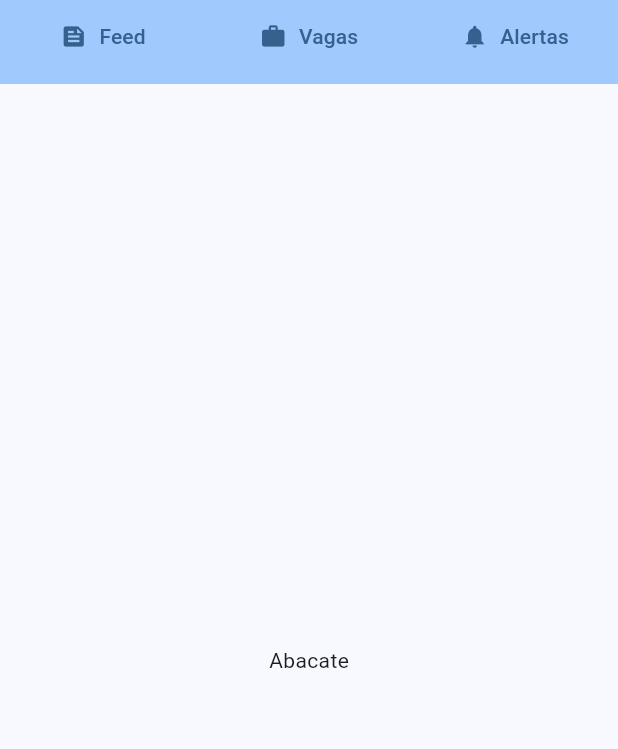
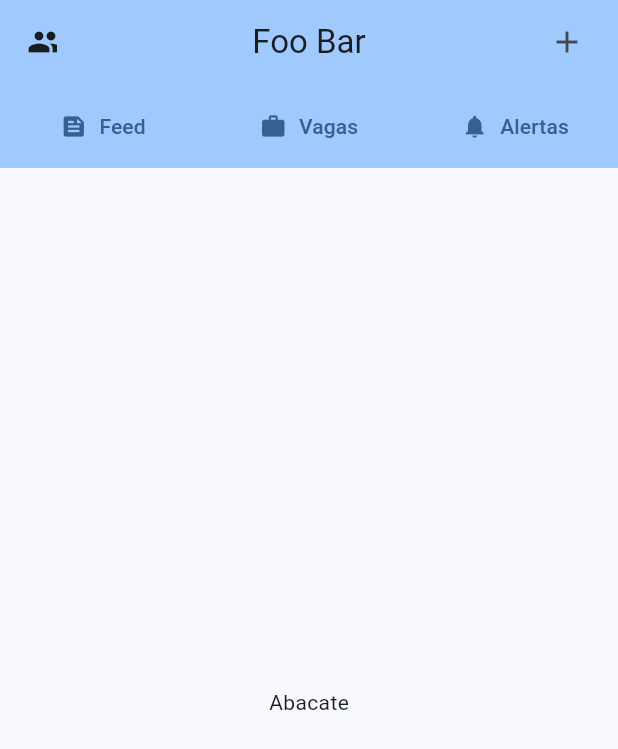
Before and after one commit to rafameou/flutter_atividade, a Flutter app: the screen it shows after launch, on a phone screen of 412 x 824 dp. Shown: the top 749 px of the screen. Run offline on Flutter 3.47's test engine with Material 3 defaults, Android fonts, the phone set to English and light mode, and no system bars.

Commit message:
Tentando arrumar padding do botão.

```diff
--- a/lib/appbar.dart
+++ b/lib/appbar.dart
@@ -4,7 +4,7 @@ class CustomAppbar extends StatefulWidget implements PreferredSizeWidget {
   const CustomAppbar({super.key});
 
   @override
-  Size get preferredSize => const Size.fromHeight(kToolbarHeight);
+  Size get preferredSize => const Size.fromHeight(kToolbarHeight * 2);
 
   @override
   State<CustomAppbar> createState() => _CustomAppbarState();
@@ -61,7 +61,8 @@ class _CustomAppbarState extends State<CustomAppbar> {
         label: Text(label),
         icon: Icon(icon),
         style: TextButton.styleFrom(
-          padding: EdgeInsets.symmetric(horizontal: 0, vertical: 0),
+          padding: EdgeInsets.zero,
+          minimumSize: Size(0, kToolbarHeight),
           shape: const RoundedRectangleBorder(
             borderRadius: BorderRadius.all(Radius.zero),
           ),
```
